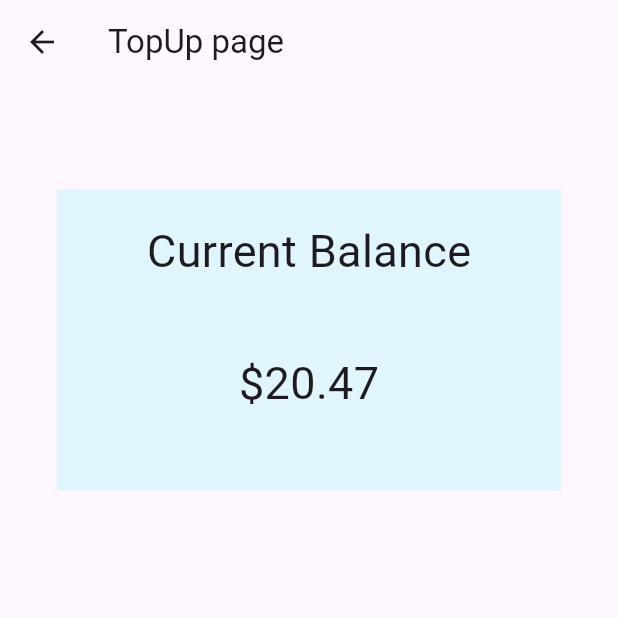
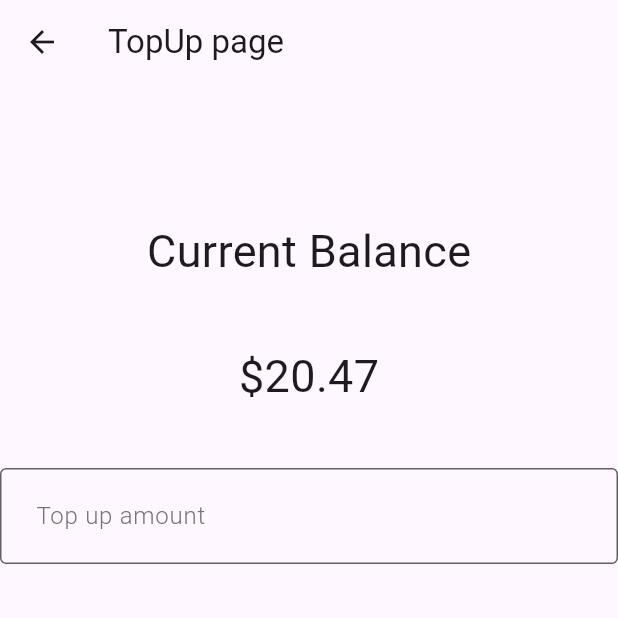
Before and after one commit to DarryllV/mad_flutterproject2024, a Flutter app: the TopUp screen opened directly, on a phone screen of 412 x 824 dp, the top half of it. Run offline on Flutter 3.47's test engine with Material 3 defaults, Android fonts, the phone set to English and light mode, and no system bars.

Commit message:
more changes

```diff
--- a/lib/homepage.dart
+++ b/lib/homepage.dart
@@ -5,6 +5,7 @@ import 'home.dart';
 import 'profile.dart';
 import 'ezlink.dart';
 import 'history.dart';
+import 'aboutus.dart';
 
 class Homepage extends StatefulWidget {
   final MyData data; //to hold data passed onto this page
@@ -20,7 +21,7 @@ class Homepage extends StatefulWidget {
   class _HomepageState extends State<Homepage> {
     String title = 'Home';
     int index = 0;
-    List<Widget> list = [Home(), Ezlink(), Profile(), History(), LoginPage()];
+    List<Widget> list = [Home(), Ezlink(), Profile(), History(), LoginPage(), AboutUs()];
 
     @override
     Widget build(BuildContext context) {
--- a/lib/topup.dart
+++ b/lib/topup.dart
@@ -14,21 +14,44 @@ class TopUp extends StatelessWidget {
             mainAxisAlignment: MainAxisAlignment.center,
             children: [
               Container(
-                padding: EdgeInsets.fromLTRB(60, 20, 60, 50),
-                color: Colors.lightBlue[50],
+                padding: EdgeInsets.fromLTRB(60, 20, 60, 0),
                 child: Column(
                   children: [
                     Text('Current Balance', style: TextStyle(fontSize: 30),),
-                    SizedBox(height: 45,),
+                    SizedBox(height: 40,),
                     Text('\$20.47', style: TextStyle(fontSize: 30),),
-                  ],
+                    SizedBox(height: 30,),
+                 ],
                 ),
               ),
+
             ],
             ),
-          ],
+
+            SizedBox(height: 10,),
+
+            TextField(decoration: InputDecoration(
+              hintText: 'Top up amount',
+              hintStyle: TextStyle(
+                fontWeight: FontWeight.w300,
+                color: Colors.grey[600],
+              ),
+              enabledBorder: OutlineInputBorder(
+                borderSide: BorderSide(
+                  color: Colors.grey[700],
+                ),
+              ),
+              focusedBorder: OutlineInputBorder(
+               borderSide: BorderSide(
+                  color: Colors.green[100],
+                 ),
+              ),
+              contentPadding: EdgeInsets.all(20),
+           ),
+        ),
+        ],
       ),
-        ),
+    ),
     );
   }
 }
```
Also changed, not shown: lib/aboutus.dart (added, +35 -0 lines), lib/drawer.dart (+7 -1 lines), lib/ezlink.dart (+23 -4 lines), lib/history.dart (+56 -4 lines), lib/profile.dart (+38 -5 lines), images/aboutezlink.jpg (added).
